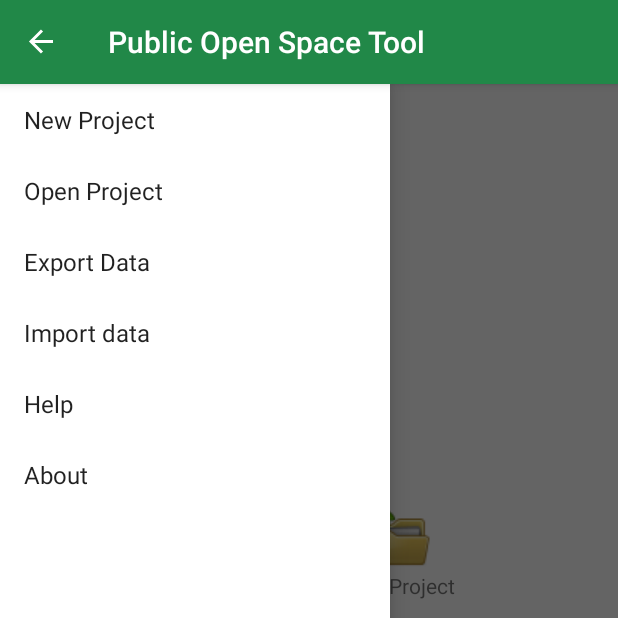
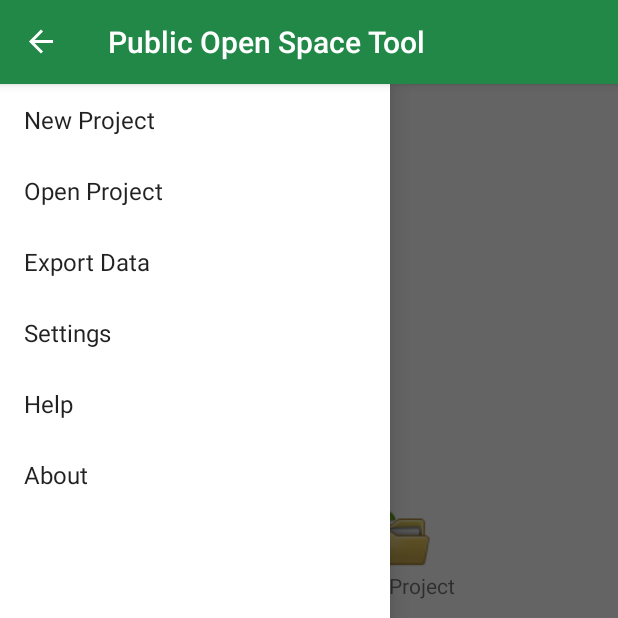
Before and after one commit to davidcampelo/PublicOpenSpaceToolApp, an Android app: the screen it shows after launch (MainActivity), with the side drawer open, on a phone screen of 412 x 824 dp, the top half of it. Run offline under Robolectric (Android 15) with nearby library versions, the phone set to English and light mode, and no system bars.

Commit message:
Using constants

```diff
--- a/app/src/main/res/layout/fragment_mosaic.xml
+++ b/app/src/main/res/layout/fragment_mosaic.xml
@@ -39,14 +39,14 @@
         </TableRow>
         <TableRow>
             <TextView
-                android:text="New Project"
+                android:text="@string/mosaic_new_project"
                 android:layout_gravity="center"
                 android:paddingBottom="@dimen/mosaic_icon_default_padding"
                 android:paddingLeft="@dimen/mosaic_icon_default_padding"
                 android:paddingRight="@dimen/mosaic_icon_default_padding"
                 android:layout_column="0"/>
             <TextView
-                android:text="Open Project"
+                android:text="@string/mosaic_open_project"
                 android:layout_gravity="center"
                 android:paddingBottom="@dimen/mosaic_icon_default_padding"
                 android:paddingLeft="@dimen/mosaic_icon_default_padding"
@@ -80,7 +80,7 @@
                 android:paddingLeft="@dimen/mosaic_icon_default_padding"
                 android:paddingRight="@dimen/mosaic_icon_default_padding"
                 android:paddingBottom="@dimen/mosaic_icon_default_padding"
-                android:text="Export data"
+                android:text="@string/mosaic_export_data"
                 android:layout_gravity="center"
 
                 android:layout_column="0"/>
@@ -88,7 +88,7 @@
                 android:paddingLeft="@dimen/mosaic_icon_default_padding"
                 android:paddingRight="@dimen/mosaic_icon_default_padding"
                 android:paddingBottom="@dimen/mosaic_icon_default_padding"
-                android:text="Settings"
+                android:text="@string/mosaic_settings"
                 android:layout_gravity="center"
                 android:layout_column="1"/>
         </TableRow>
--- a/app/src/main/res/values/strings.xml
+++ b/app/src/main/res/values/strings.xml
@@ -7,13 +7,19 @@
     <string name="title_edit_public_open_space_fragment">Edit Public Open Space</string>
 
     // drawer menu
+    <string name="mosaic_new_project">New Project</string>
+    <string name="mosaic_open_project">Open Project</string>
+    <string name="mosaic_export_data">Export Data</string>
+    <string name="mosaic_settings">Settings</string>
+    <string name="mosaic_help">Help</string>
+    <string name="mosaic_about">About</string>
     <string-array name="menu_titles">
-        <item>New Project</item>
-        <item>Open Project</item>
-        <item>Export Data</item>
-        <item>Import data</item>
-        <item>Help</item>
-        <item>About</item>
+        <item>@string/mosaic_new_project</item>
+        <item>@string/mosaic_open_project</item>
+        <item>@string/mosaic_export_data</item>
+        <item>@string/mosaic_settings</item>
+        <item>@string/mosaic_help</item>
+        <item>@string/mosaic_about</item>
     </string-array>
     <string name="drawer_open">drawer_open</string>
     <string name="drawer_close">drawer_close</string>
```
